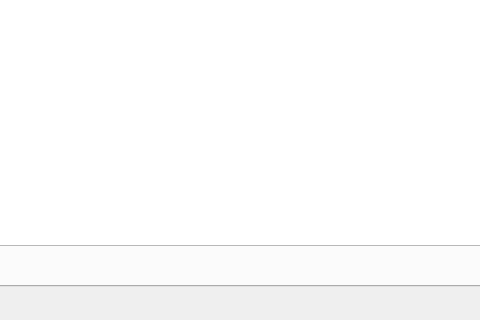
Old version of the form UiQt/mainwindow.ui in the repository corka149/TimeCapture; both pictures show x 438 to 918 and y 174 to 494 of the 1070 by 494 pixel window.
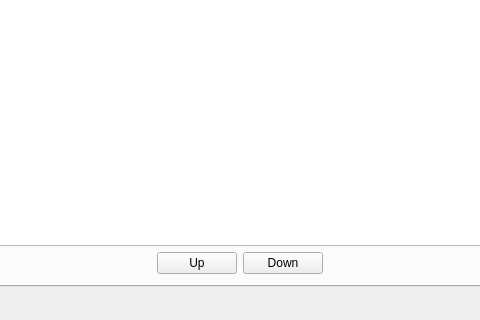
New version of the form.

Commit message: Added row up/down buttons for working entries

What changed in the file:
```diff
--- a/UiQt/mainwindow.ui
+++ b/UiQt/mainwindow.ui
@@ -25,7 +25,7 @@
         <string>Working times</string>
        </attribute>
        <layout class="QGridLayout" name="gridLayout_2">
-        <item row="0" column="0" colspan="5">
+        <item row="0" column="0" colspan="8">
          <widget class="QTableWidget" name="table_times">
           <attribute name="horizontalHeaderCascadingSectionResizes">
            <bool>true</bool>
@@ -68,7 +68,7 @@
           </property>
          </widget>
         </item>
-        <item row="1" column="2">
+        <item row="1" column="5">
          <spacer name="horizontalSpacer">
           <property name="orientation">
            <enum>Qt::Horizontal</enum>
@@ -81,7 +81,7 @@
           </property>
          </spacer>
         </item>
-        <item row="1" column="4">
+        <item row="1" column="7">
          <widget class="QPushButton" name="pushButton_save">
           <property name="text">
            <string>Save</string>
@@ -95,6 +95,33 @@
           </property>
          </widget>
         </item>
+        <item row="1" column="3">
+         <widget class="QPushButton" name="pushButton_rowUp">
+          <property name="text">
+           <string>Up</string>
+          </property>
+         </widget>
+        </item>
+        <item row="1" column="4">
+         <widget class="QPushButton" name="pushButton_rowDown">
+          <property name="text">
+           <string>Down</string>
+          </property>
+         </widget>
+        </item>
+        <item row="1" column="2">
+         <spacer name="horizontalSpacer_3">
+          <property name="orientation">
+           <enum>Qt::Horizontal</enum>
+          </property>
+          <property name="sizeHint" stdset="0">
+           <size>
+            <width>40</width>
+            <height>20</height>
+           </size>
+          </property>
+         </spacer>
+        </item>
        </layout>
       </widget>
       <widget class="QWidget" name="tab_details">
```
The commit also changes 1 other file.
